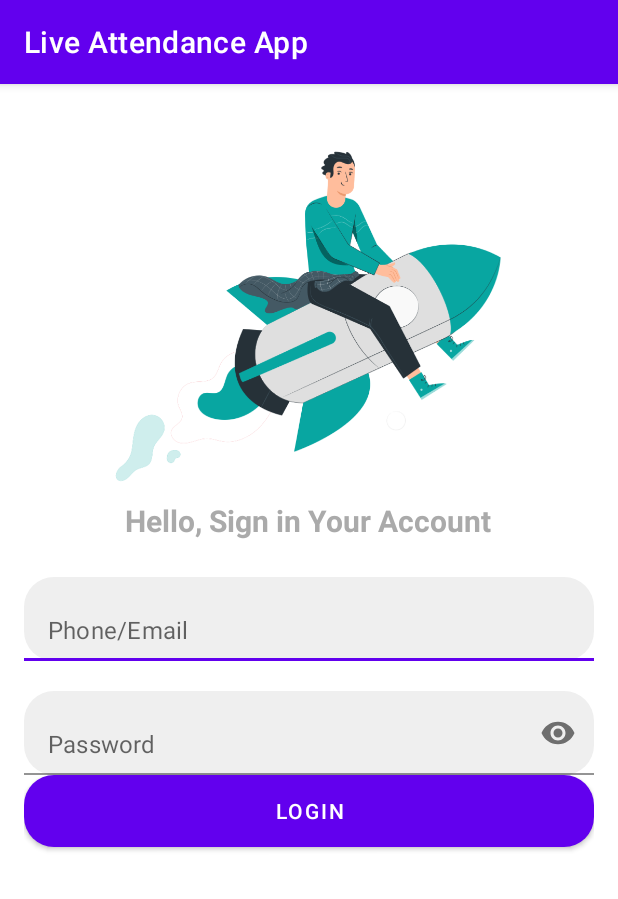
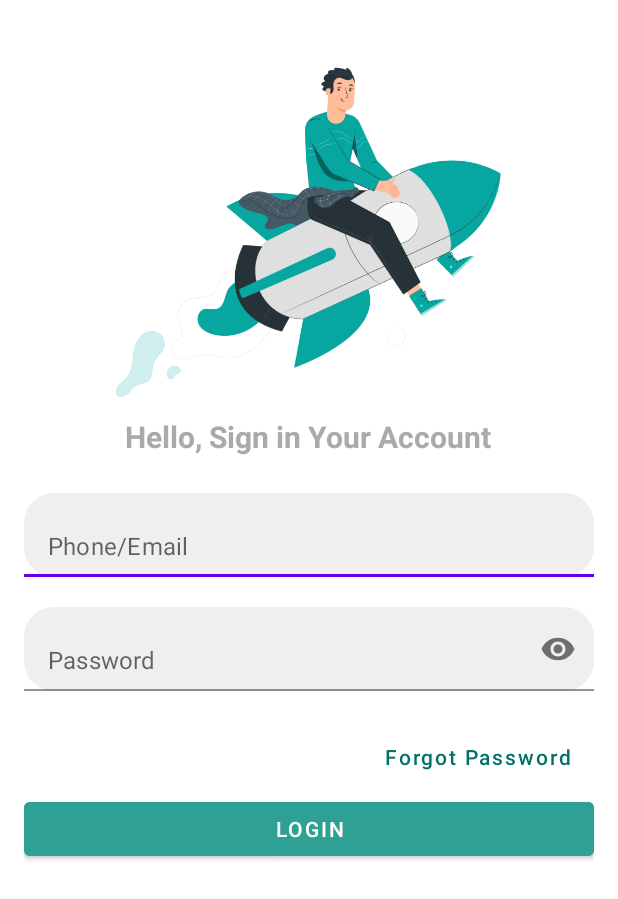
Before and after one commit to MFirdaus86/presensi-online, an Android app: the LoginActivity screen opened directly, with no data from a screen before it, on a phone screen of 412 x 824 dp. Shown: the top 899 px of the screen. Run offline under Robolectric (Android 15) with nearby library versions, the phone set to English and light mode, and no system bars.

Commit message:
ui: forgot password

```diff
--- a/app/src/main/AndroidManifest.xml
+++ b/app/src/main/AndroidManifest.xml
@@ -9,6 +9,9 @@
         android:roundIcon="@mipmap/ic_launcher_round"
         android:supportsRtl="true"
         android:theme="@style/Theme.LiveAttendanceApp">
+        <activity
+            android:name=".views.forgotpass.ForgotPasswordActivity"
+            android:exported="false" />
         <activity
             android:name=".views.login.LoginActivity"
             android:exported="false" />
--- a/app/src/main/res/layout/activity_login.xml
+++ b/app/src/main/res/layout/activity_login.xml
@@ -26,7 +26,8 @@
             android:text="@string/hello_sign_in_your_account"
             android:textColor="@android:color/darker_gray"
             android:textSize="20sp"
-            android:textStyle="bold"/>
+            android:textStyle="bold"
+            tools:ignore="TextContrastCheck" />
 
         <com.google.android.material.textfield.TextInputLayout
             android:layout_width="match_parent"
@@ -42,7 +43,8 @@
                 android:hint="@string/phone_email"
                 android:inputType="textEmailAddress"
                 android:paddingStart="16dp"
-                android:paddingEnd="16dp"/>
+                android:paddingEnd="16dp"
+                tools:ignore="TextContrastCheck" />
 
         </com.google.android.material.textfield.TextInputLayout>
 
@@ -59,18 +61,32 @@
                 android:layout_height="match_parent"
                 android:background="@drawable/bg_edit_text"
                 android:hint="@string/password"
+                android:inputType="textPassword"
                 android:paddingStart="16dp"
                 android:paddingEnd="16dp"
-                android:inputType="textPassword"/>
+                tools:ignore="TextContrastCheck" />
         </com.google.android.material.textfield.TextInputLayout>
+
+        <Button
+            android:id="@+id/btn_forgot_password"
+            android:layout_width="wrap_content"
+            android:layout_height="wrap_content"
+            android:background="@android:color/transparent"
+            android:text="@string/forgot_password"
+            android:textColor="@color/colorPrimaryDark"
+            android:textAllCaps="false"
+            android:layout_gravity="end"
+            android:layout_marginTop="20dp"/>
+
 
         <Button
             android:id="@+id/btn_login"
             android:layout_width="match_parent"
             android:layout_height="wrap_content"
+            android:backgroundTint="@color/colorPrimary"
             android:text="@string/login"
-            android:textColor="@android:color/white"
-            android:background="@drawable/bg_btn_primary"/>
+            android:textColor="@android:color/white"/>
+
     </LinearLayout>
 
 </ScrollView>
--- a/app/src/main/res/values-night/themes.xml
+++ b/app/src/main/res/values-night/themes.xml
@@ -1,6 +1,6 @@
 <resources xmlns:tools="http://schemas.android.com/tools">
     <!-- Base application theme. -->
-    <style name="Theme.LiveAttendanceApp" parent="Theme.MaterialComponents.DayNight.DarkActionBar">
+    <style name="Theme.LiveAttendanceApp" parent="Theme.MaterialComponents.DayNight.NoActionBar">
         <!-- Primary brand color. -->
         <item name="colorPrimary">@color/purple_200</item>
         <item name="colorPrimaryVariant">@color/purple_700</item>
--- a/app/src/main/res/values/strings.xml
+++ b/app/src/main/res/values/strings.xml
@@ -4,4 +4,5 @@
     <string name="phone_email">Phone/Email</string>
     <string name="password">Password</string>
     <string name="login">Login</string>
+    <string name="forgot_password">Forgot Password</string>
 </resources>
--- a/app/src/main/res/values/themes.xml
+++ b/app/src/main/res/values/themes.xml
@@ -1,6 +1,6 @@
 <resources xmlns:tools="http://schemas.android.com/tools">
     <!-- Base application theme. -->
-    <style name="Theme.LiveAttendanceApp" parent="Theme.MaterialComponents.DayNight.DarkActionBar">
+    <style name="Theme.LiveAttendanceApp" parent="Theme.MaterialComponents.DayNight.NoActionBar">
         <!-- Primary brand color. -->
         <item name="colorPrimary">@color/purple_500</item>
         <item name="colorPrimaryVariant">@color/purple_700</item>
```
Also changed, not shown: app/src/main/java/com/example/liveattendanceapp/views/forgotpass/ForgotPasswordActivity.kt (added, +26 -0 lines), app/src/main/res/layout/activity_forgot_password.xml (added, +61 -0 lines).
